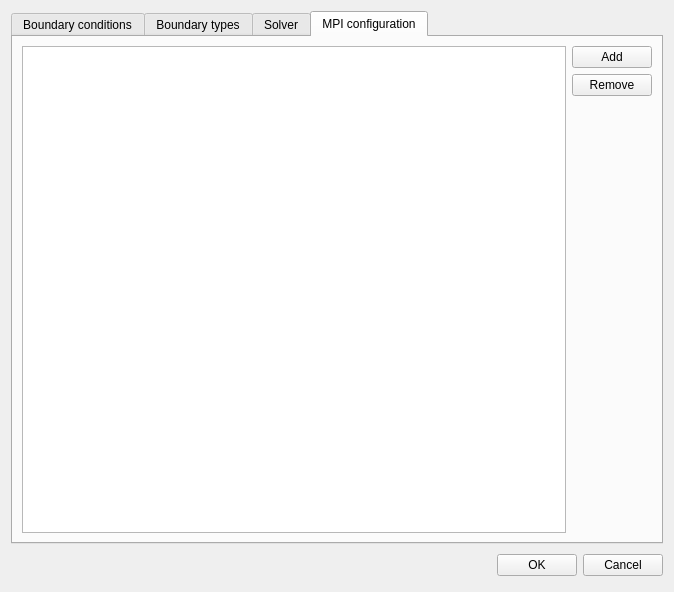
Old version of the form src/guieditboundaryconditions.ui in the repository enGits/engrid.
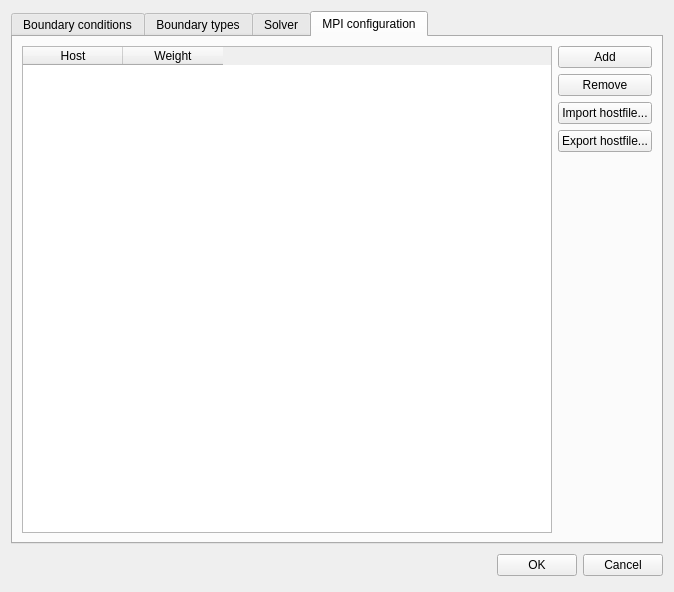
New version of the form. Icons and pictures are not drawn.

```diff
--- a/src/guieditboundaryconditions.ui
+++ b/src/guieditboundaryconditions.ui
@@ -200,8 +200,19 @@
        <string>MPI configuration</string>
       </attribute>
       <layout class="QGridLayout" name="gridLayout_4">
-       <item row="0" column="0" rowspan="3">
-        <widget class="QTableWidget" name="tableWidget"/>
+       <item row="0" column="0" rowspan="5">
+        <widget class="QTableWidget" name="tableWidget_Processes">
+         <column>
+          <property name="text">
+           <string>Host</string>
+          </property>
+         </column>
+         <column>
+          <property name="text">
+           <string>Weight</string>
+          </property>
+         </column>
+        </widget>
        </item>
        <item row="0" column="1">
         <widget class="QPushButton" name="pushButton">
@@ -217,6 +228,20 @@
          </property>
         </widget>
        </item>
+       <item row="2" column="1">
+        <widget class="QPushButton" name="pushButton_ImportHostFile">
+         <property name="text">
+          <string>Import hostfile...</string>
+         </property>
+        </widget>
+       </item>
+       <item row="3" column="1">
+        <widget class="QPushButton" name="pushButton_ExportHostFile">
+         <property name="text">
+          <string>Export hostfile...</string>
+         </property>
+        </widget>
+       </item>
       </layout>
      </widget>
     </widget>
```
Left out of the diff: 4 changed lines with no effect on the pictures.
